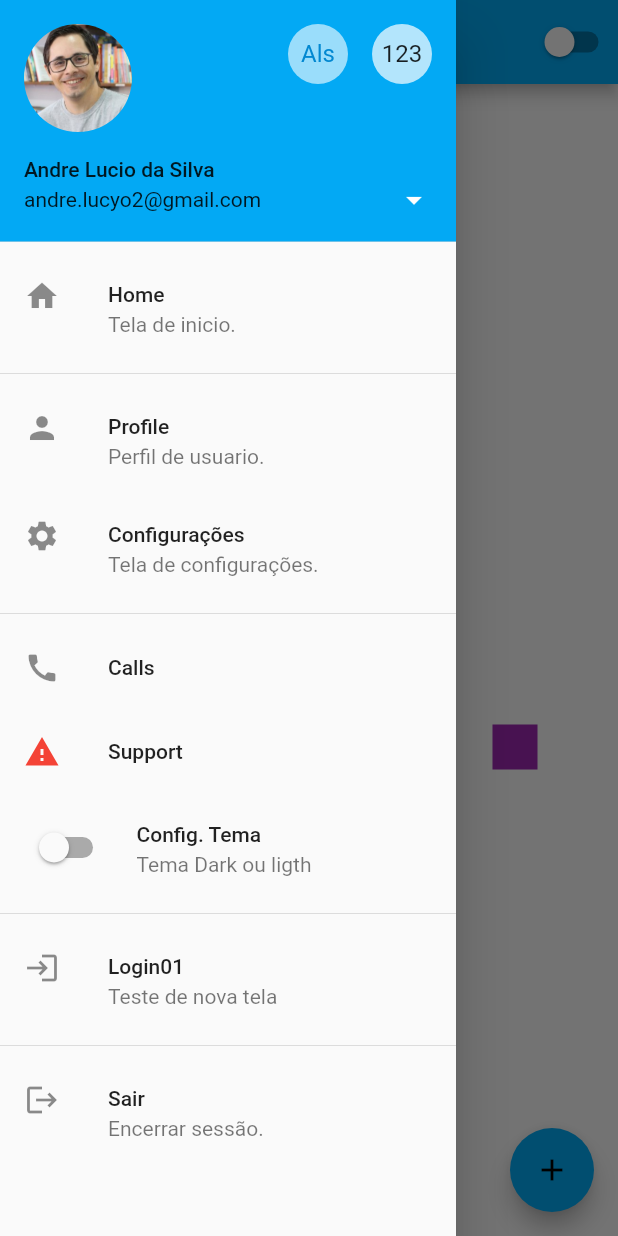
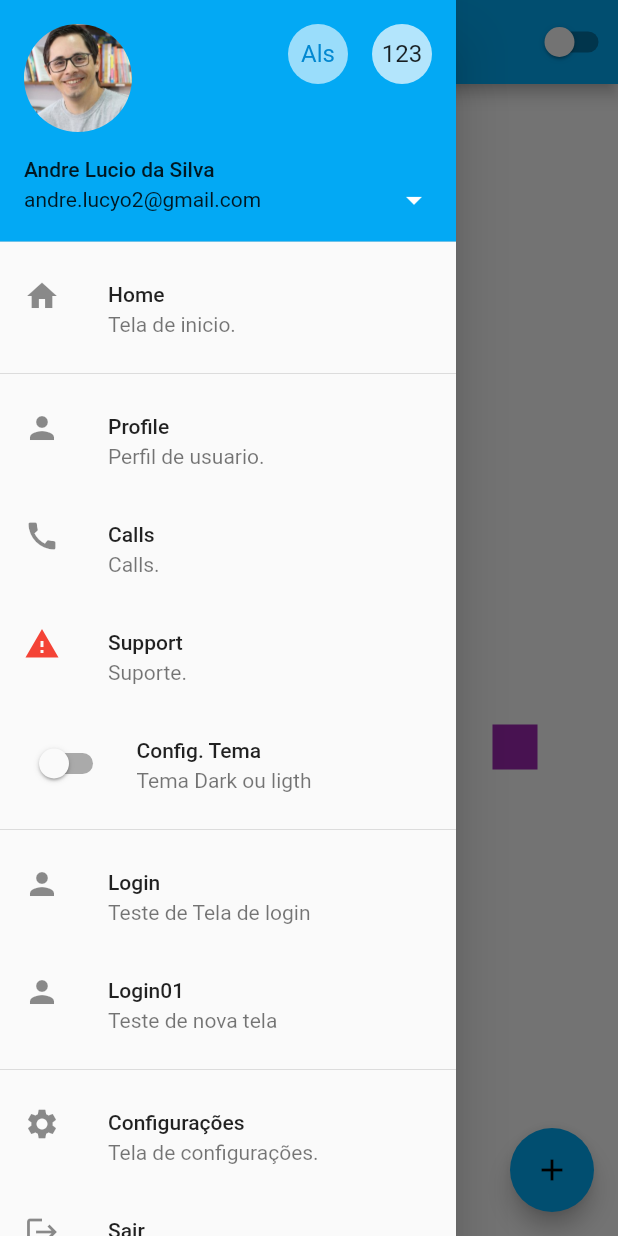
Before and after one commit to AndreLucyo2/estudo_flutter_ui_02, a Flutter app: the HomePage screen opened by its route, with the side drawer open, on a phone screen of 412 x 824 dp. Run offline on Flutter 3.47's test engine with Material 2 defaults, Android fonts, the phone set to English and light mode, and no system bars.

Commit message:
alterado tela de login01

```diff
--- a/lib/app/customWidget/drawer_home.dart
+++ b/lib/app/customWidget/drawer_home.dart
@@ -52,21 +52,14 @@ class DrawerHome extends StatelessWidget {
             },
           ),
           ListTile(
-            leading: Icon(Icons.settings),
-            title: Text('Configurações'),
-            subtitle: Text('Tela de configurações.'),
-            onTap: () {
-              print('Abre a tela configurações');
-            },
-          ),
-          Divider(),
-          ListTile(
             title: Text('Calls'),
+            subtitle: Text('Calls.'),
             leading: Icon(Icons.call),
             onLongPress: () {},
           ),
           ListTile(
             title: Text('Support'),
+            subtitle: Text('Suporte.'),
             leading: Icon(
               Icons.report_problem,
               color: Colors.red,
@@ -83,7 +76,15 @@ class DrawerHome extends StatelessWidget {
           ),
           Divider(),
           ListTile(
-            leading: Icon(Icons.login),
+            leading: Icon(Icons.person),
+            title: Text('Login'),
+            subtitle: Text('Teste de Tela de login'),
+            onTap: () {
+              Navigator.of(context).pushNamed(AppRoutes.LOG_IN);
+            },
+          ),
+          ListTile(
+            leading: Icon(Icons.person),
             title: Text('Login01'),
             subtitle: Text('Teste de nova tela'),
             onTap: () {
@@ -91,6 +92,14 @@ class DrawerHome extends StatelessWidget {
             },
           ),
           Divider(),
+          ListTile(
+            leading: Icon(Icons.settings),
+            title: Text('Configurações'),
+            subtitle: Text('Tela de configurações.'),
+            onTap: () {
+              print('Abre a tela configurações');
+            },
+          ),
           ListTile(
             leading: Icon(Icons.logout),
             title: Text('Sair'),
--- a/lib/app/view/app_widget.dart
+++ b/lib/app/view/app_widget.dart
@@ -29,7 +29,7 @@ class AppWidget extends StatelessWidget {
           initialRoute: AppRoutes.MAIN,
           //Definir as rotas nomeadas
           routes: {
-            AppRoutes.MAIN: (context) => LoginPage(),
+            AppRoutes.MAIN: (context) => LoginPage01(),
             AppRoutes.HOME: (context) => HomePage(),
             AppRoutes.LOG_IN: (context) => LoginPage(),
             AppRoutes.LOG_IN01: (context) => LoginPage01(),
--- a/lib/app/view/forgot_password.dart
+++ b/lib/app/view/forgot_password.dart
@@ -10,7 +10,7 @@ class ForgotPassword extends StatelessWidget {
     return Stack(
       children: [
         Image.asset(
-          'assets/images/login_bg.png',
+          'assets/images/gradienteBlack.jpg',
           height: MediaQuery.of(context).size.height,
           width: MediaQuery.of(context).size.width,
           fit: BoxFit.cover,
@@ -25,7 +25,7 @@ class ForgotPassword extends StatelessWidget {
                 Navigator.pop(context);
               },
               icon: Icon(
-                Icons.arrow_back_ios,
+                Icons.radar,
                 color: kWhite,
               ),
             ),
@@ -41,7 +41,7 @@ class ForgotPassword extends StatelessWidget {
                 child: Column(
                   children: [
                     SizedBox(
-                      height: size.height * 0.1,
+                      height: size.height * 0.09,
                     ),
                     Container(
                       width: size.width * 0.8,
```
Also changed, not shown: lib/app/customWidget/text_Input_field.dart (+5 -5 lines), lib/app/view/create_new_account.dart (+10 -6 lines), lib/app/view/login_page01.dart (+48 -7 lines), assets/images/comunicacao.jpg (added), assets/images/fundo01.jpg (added), assets/images/fundo02.jpg (added), assets/images/fundo03.jpg (added), assets/images/fundo04.jpg (added), assets/images/fundo05.jpg (added), assets/images/fundo06.jpg (added), assets/images/gradienteBlack.jpg (added), assets/images/gradienteBlue.jpg (added), assets/images/gradienteBlue1.jpg (added), assets/images/servicos.jpg (added).
